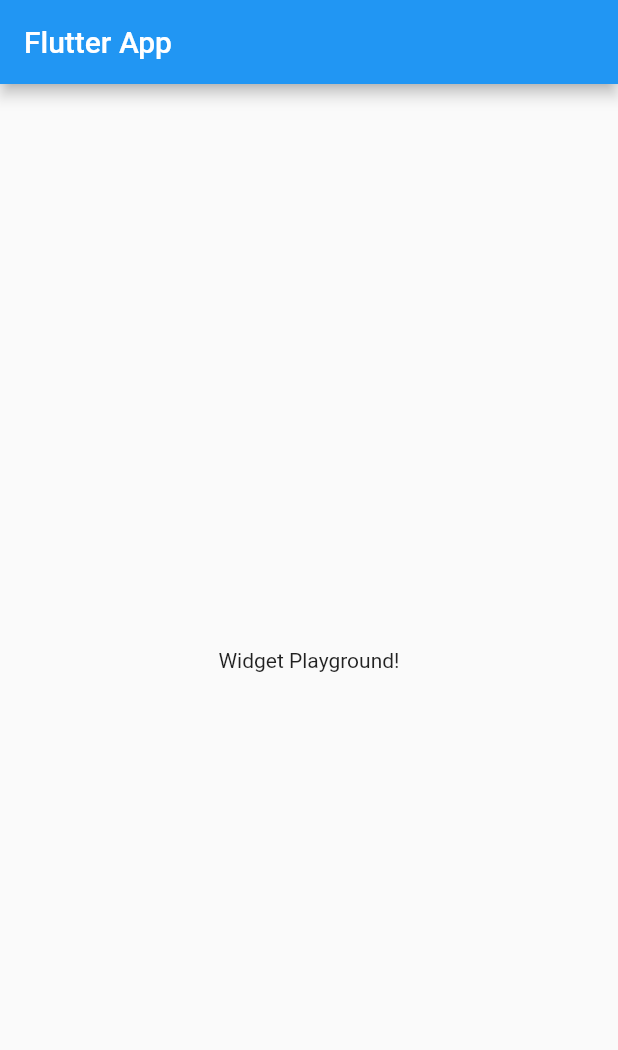
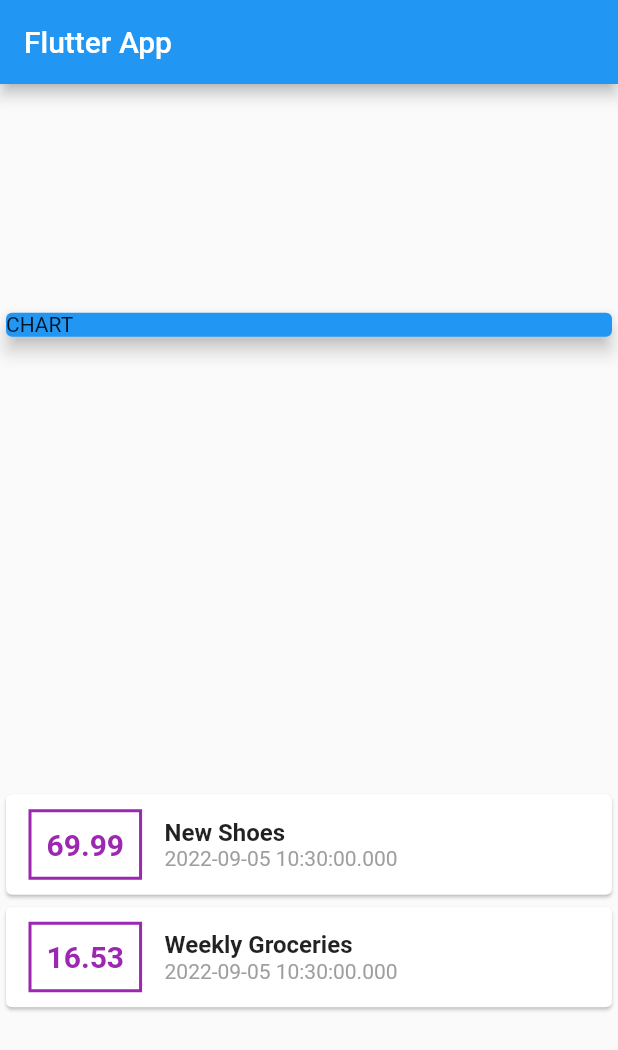
Before and after one commit to Hassaanhmd/personal_expenses_app, a Flutter app: the screen it shows after launch, on a phone screen of 412 x 824 dp. Shown: the top 1050 px of the screen. Run offline on Flutter 3.47's test engine with Material 2 defaults, Android fonts, the phone set to English and light mode, and no system bars.

```diff
--- a/lib/main.dart
+++ b/lib/main.dart
@@ -1,4 +1,5 @@
 import 'package:flutter/material.dart';
+import './transaction.dart';
 
 void main() => runApp(MyApp());
 
@@ -13,14 +14,89 @@ class MyApp extends StatelessWidget {
 }
 
 class MyHomePage extends StatelessWidget {
+  final List<Transaction> transactions = [
+    Transaction(
+      id: 't1',
+      title: 'New Shoes',
+      amount: 69.99,
+      date: DateTime.now(),
+    ),
+    Transaction(
+      id: 't2',
+      title: 'Weekly Groceries',
+      amount: 16.53,
+      date: DateTime.now(),
+    ),
+  ];
+
   @override
   Widget build(BuildContext context) {
     return Scaffold(
       appBar: AppBar(
         title: Text('Flutter App'),
       ),
-      body: Center(
-        child: Text('Widget Playground!'),
+      body: Column(
+        mainAxisAlignment: MainAxisAlignment.spaceAround,
+        crossAxisAlignment: CrossAxisAlignment.stretch,
+        children: [
+          Container(
+            width: double.infinity,
+            child: Card(
+              color: Colors.blue,
+              child: Text('CHART'),
+              elevation: 5,
+            ),
+          ),
+          Column(
+            children: transactions.map((tx) {
+              return Card(
+                child: Row(
+                  children: [
+                    Container(
+                      margin: EdgeInsets.symmetric(
+                        vertical: 10,
+                        horizontal: 15,
+                      ),
+                      decoration: BoxDecoration(
+                        border: Border.all(
+                          color: Colors.purple,
+                          width: 2,
+                        ),
+                      ),
+                      padding: EdgeInsets.all(10),
+                      child: Text(
+                        tx.amount.toString(),
+                        style: TextStyle(
+                          fontWeight: FontWeight.bold,
+                          fontSize: 20,
+                          color: Colors.purple,
+                        ),
+                      ),
+                    ),
+                    Column(
+                      crossAxisAlignment: CrossAxisAlignment.start,
+                      children: [
+                        Text(
+                          tx.title,
+                          style: TextStyle(
+                            fontWeight: FontWeight.bold,
+                            fontSize: 16,
+                          ),
+                        ),
+                        Text(
+                          tx.date.toString(),
+                          style: TextStyle(
+                            color: Colors.grey,
+                          ),
+                        ),
+                      ],
+                    ),
+                  ],
+                ),
+              );
+            }).toList(),
+          ),
+        ],
       ),
     );
   }
--- /dev/null
+++ b/lib/transaction.dart
@@ -0,0 +1,15 @@
+import 'package:flutter/foundation.dart'; // import for '@required' decorator
+
+class Transaction {
+  final String id;
+  final String title;
+  final double amount;
+  final DateTime date;
+
+  Transaction({
+    @required this.id,
+    @required this.title,
+    @required this.amount,
+    @required this.date,
+  });
+}
--- a/pubspec.yaml
+++ b/pubspec.yaml
@@ -1,4 +1,4 @@
-name: flutter_complete_guide
+name: personal_expenses_app
 description: A new Flutter project.
 
 # The following line prevents the package from being accidentally published to
```
